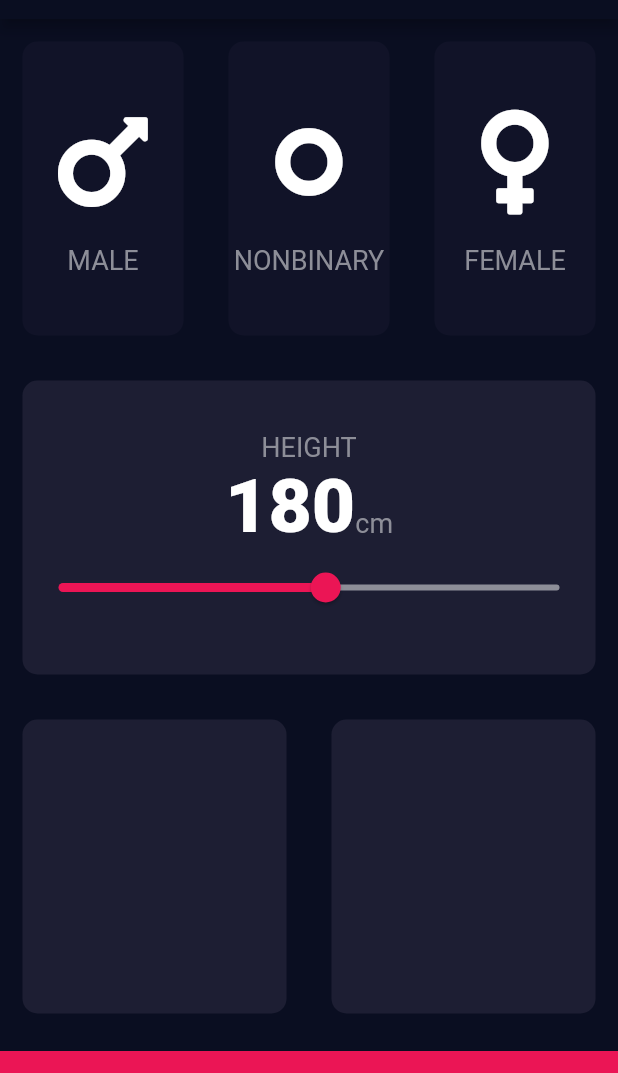
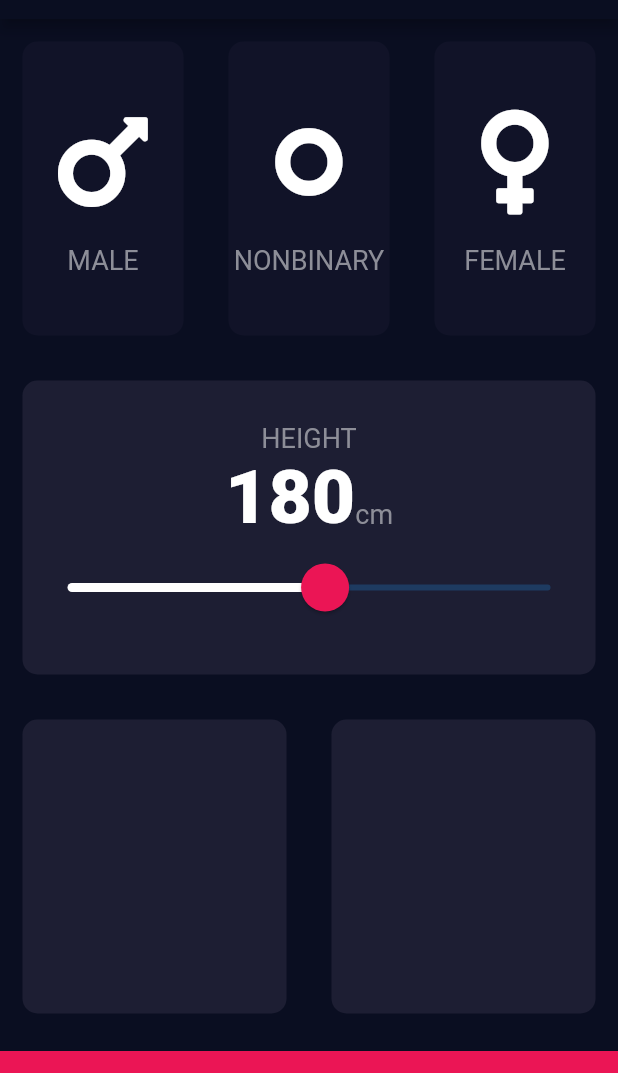
Before and after one commit to dustyfingers/bmi-calc-flutter, a Flutter app: the screen it shows after launch, on a phone screen of 412 x 824 dp, the part 65-1138 px from its top. Run offline on Flutter 3.47's test engine with Material 2 defaults, Android fonts, the phone set to English and light mode, and no system bars; our stand-ins replace font_awesome_flutter.

Commit message:
learned about customizing flutter widgets' default themes using the slider widget

```diff
--- a/lib/constants.dart
+++ b/lib/constants.dart
@@ -5,10 +5,10 @@ const EdgeInsets kTopMargin = EdgeInsets.only(top: 10.0);
 const double kBottomContainerHeight = 80.0;
 const Color kActiveCardColor = Color(0xFF1D1E33);
 const Color kInactiveCardColor = Color(0xFF111328);
-const Color kBottomContainerColor = Color(0xFFEB1555);
+const Color kCallToActionColor = Color(0xFFEB1555);
+const Color kTransCallToActionColor = Color(0x30EB1555);
 const Color kPrimaryColor = Color(0xFF0A0E21);
 const Color kTextColor = Color(0xFF8D8E98);
-const Color kActiveSliderColor = Color(0xFFEB1555);
 const Color kInactiveSliderColor = Color(0xFF8D8E98);
 const double kIconSize = 80.0;
 const SizedBox kSpacer = SizedBox(height: 15.0);
--- a/lib/input_page.dart
+++ b/lib/input_page.dart
@@ -105,17 +105,27 @@ class _InputPageState extends State<InputPage> {
                         ),
                       ],
                     ),
-                    Slider(
+                    SliderTheme(
+                      data: SliderThemeData(
+                        activeTrackColor: Colors.white,
+                        thumbColor: kCallToActionColor,
+                        thumbShape: RoundSliderThumbShape(
+                          enabledThumbRadius: 16.0,
+                        ),
+                        overlayColor: kTransCallToActionColor,
+                        overlayShape:
+                            RoundSliderOverlayShape(overlayRadius: 30.0),
+                      ),
+                      child: Slider(
                         value: height.toDouble(),
                         min: 100,
                         max: 250,
-                      activeColor: kActiveSliderColor,
-                      inactiveColor: kInactiveSliderColor,
                         onChanged: (double newValue) {
                           setState(() {
                             height = newValue.toInt();
                           });
                         },
+                      ),
                     ),
                   ],
                 )),
@@ -137,7 +147,7 @@ class _InputPageState extends State<InputPage> {
             ),
           ),
           Container(
-            color: kBottomContainerColor,
+            color: kCallToActionColor,
             margin: kTopMargin,
             width: double.infinity,
             height: kBottomContainerHeight,
```
Lines whose indentation alone changed are shown as unchanged.
